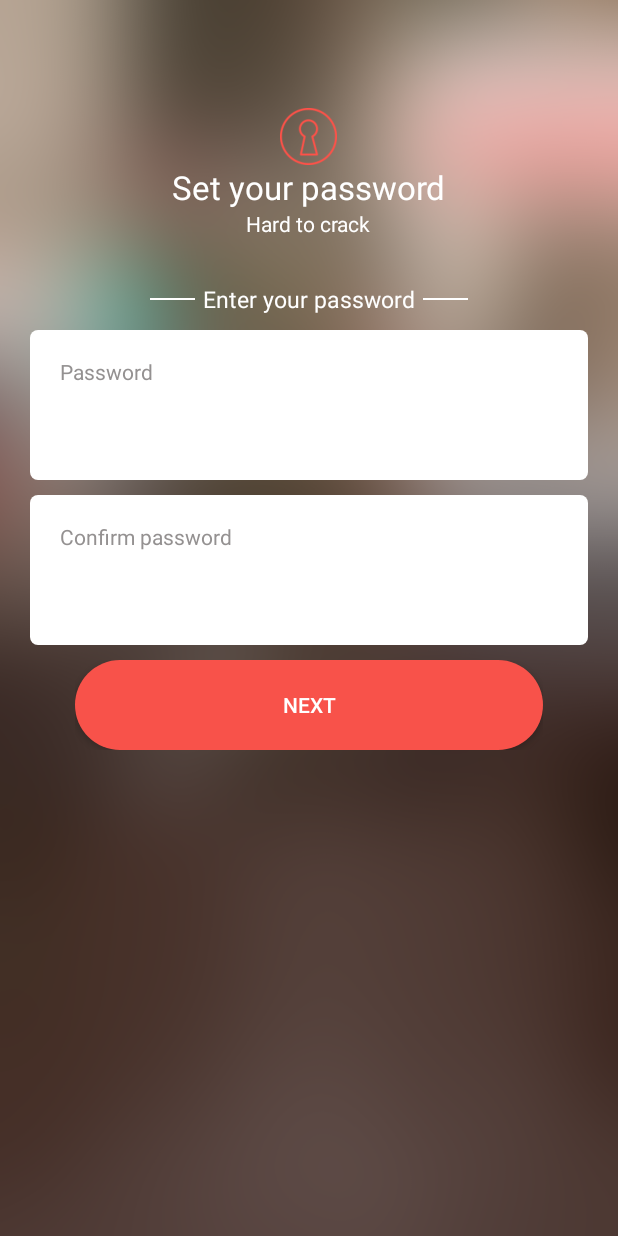
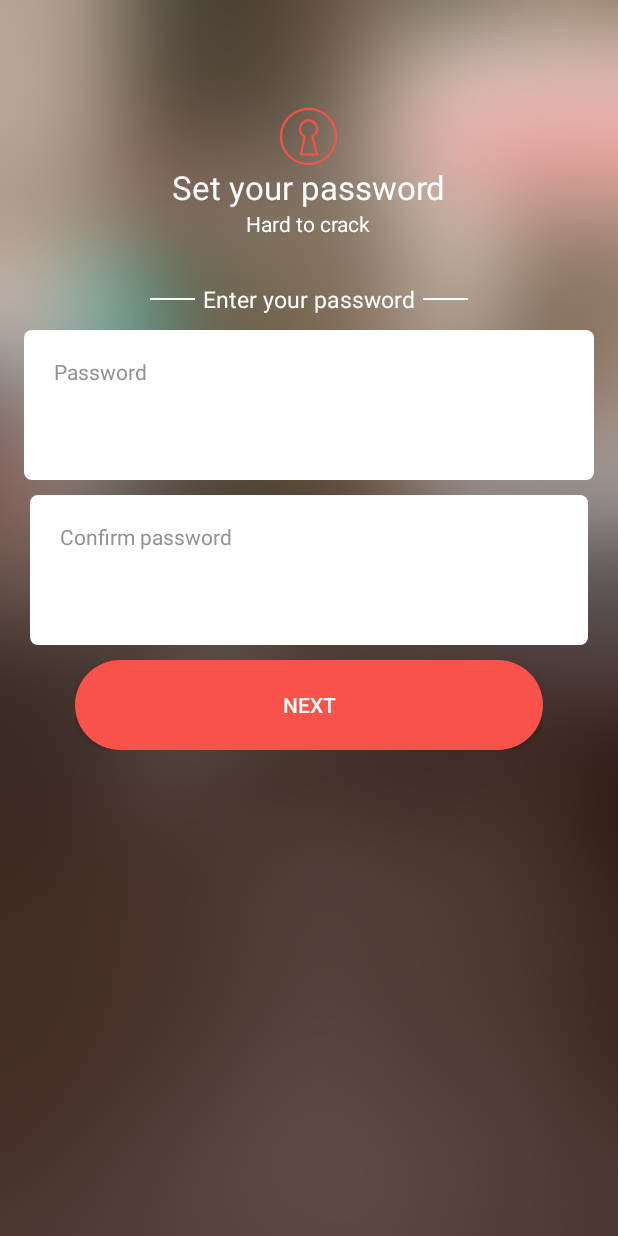
Before and after one commit to laurmihai/Demo, an Android app: the LoginActivity screen opened directly, with no data from a screen before it, after a tap on "NEXT", on a phone screen of 412 x 824 dp. Run offline under Robolectric (Android 15) with nearby library versions, the phone set to English and light mode, and no system bars.

Commit message:
8.7.16 Code review

```diff
--- a/app/src/main/AndroidManifest.xml
+++ b/app/src/main/AndroidManifest.xml
@@ -13,7 +13,8 @@
         android:label="@string/app_name"
         android:supportsRtl="true"
         android:theme="@style/Theme.AppCompat.NoActionBar">
-        <activity android:name=".MainLoginActivity">
+        <activity android:name=".MainLoginActivity"
+            android:theme="@style/Theme.AppCompat.Light.NoActionBar">
             <intent-filter>
                 <action android:name="android.intent.action.MAIN" />
 
--- a/app/src/main/java/com/example/laurentiu/demoproject/LoginActivity.java
+++ b/app/src/main/java/com/example/laurentiu/demoproject/LoginActivity.java
@@ -1,10 +1,8 @@
 package com.example.laurentiu.demoproject;
-
 
 import android.os.Bundle;
 import android.support.v7.app.AppCompatActivity;
 import android.view.View;
-import android.view.WindowManager;
 import android.widget.Button;
 import android.widget.EditText;
 import android.widget.Toast;
@@ -22,29 +20,46 @@ public class LoginActivity extends AppCompatActivity {
     @Override
     protected void onCreate(Bundle savedInstanceState) {
         super.onCreate(savedInstanceState);
-        getWindow().setFlags(WindowManager.LayoutParams.FLAG_FULLSCREEN,
-                WindowManager.LayoutParams.FLAG_FULLSCREEN);
         setContentView(R.layout.activity_login);
 
+      getReferences();
+
+        next.setOnClickListener(new View.OnClickListener() {
+            @Override
+            public void onClick(View view) {
+
+                if(validateFields())
+                {
+                    // TODO: go to next screen
+                }
+            }
+        });
+
+    }
+
+    private  void getReferences()
+    {
         password1 = (EditText) findViewById(R.id.sendPassword1);
         password2 = (EditText) findViewById(R.id.sendPassword2);
 
         next = (Button) findViewById(R.id.next_button);
+    }
 
-        next.setOnClickListener(new View.OnClickListener() {
-            @Override
-            public void onClick(View view) {
-                if ((String.valueOf(password1.getText())).equals(String.valueOf(password2.getText()))
-                        && (String.valueOf(password1.getText()).length() !=0) ){
-                    Toast.makeText(getApplicationContext(), "Sunt egale", Toast.LENGTH_LONG).show();
-                }
-                else{
-                    Toast.makeText(getApplicationContext(), "Nu unt egale", Toast.LENGTH_LONG).show();
-                }
-            }
-        });
+    private boolean validateFields()
+    {
+        if (password1.getText().toString().length() < 8)
+        {
+            Toast.makeText(getApplicationContext(), getResources()
+                    .getString(R.string.error_invalid_password), Toast.LENGTH_LONG).show();
+            return false;
+        }
 
+        if ((String.valueOf(password1.getText())).equals(String.valueOf(password2.getText())))
+        {
+            Toast.makeText(getApplicationContext(), "Passwords does not match", Toast.LENGTH_LONG).show();
+            return false;
+        }
 
-
+        return true;
     }
 }
--- a/app/src/main/java/com/example/laurentiu/demoproject/MainLoginActivity.java
+++ b/app/src/main/java/com/example/laurentiu/demoproject/MainLoginActivity.java
@@ -7,7 +7,6 @@ import android.os.Bundle;
 import android.support.v7.app.AppCompatActivity;
 import android.util.Log;
 import android.view.View;
-import android.view.WindowManager;
 import android.widget.Button;
 import android.widget.EditText;
 import android.widget.Toast;
@@ -24,8 +23,6 @@ public class MainLoginActivity extends AppCompatActivity {
     @Override
     protected void onCreate(Bundle savedInstanceState) {
         super.onCreate(savedInstanceState);
-        getWindow().setFlags(WindowManager.LayoutParams.FLAG_FULLSCREEN,
-                WindowManager.LayoutParams.FLAG_FULLSCREEN);
         setContentView(R.layout.activity_main_login);
         db = new PhoneDatabase(this);
 
--- a/app/src/main/res/layout/activity_login.xml
+++ b/app/src/main/res/layout/activity_login.xml
@@ -81,8 +81,8 @@
         android:layout_width="match_parent"
         android:layout_height="100dp"
         android:layout_below="@+id/relativeLayoutPassword"
-        android:paddingLeft="20dp"
-        android:paddingRight="20dp">
+        android:paddingLeft="@dimen/activity_vertical_margin"
+        android:paddingRight="@dimen/activity_vertical_margin">
 
         <View
             android:layout_width="match_parent"
@@ -107,12 +107,11 @@
             android:layout_alignParentStart="true"
             android:layout_centerVertical="true"
             android:background="@null"
-            android:ems="10"
+            android:singleLine="true"
             android:inputType="textPassword"
             android:maxLength="10"
             android:paddingLeft="20dp"
-            android:textColor="#080808"
-            android:typeface="monospace" />
+            android:textColor="#080808" />
 
     </RelativeLayout>
 
@@ -121,8 +120,8 @@
         android:layout_width="match_parent"
         android:layout_height="100dp"
         android:layout_below="@+id/layout_password1"
-        android:paddingLeft="20dp"
-        android:paddingRight="20dp"
+        android:paddingLeft="@dimen/input_fields_margins"
+        android:paddingRight="@dimen/input_fields_margins"
         android:layout_marginTop="10dp">
 
         <View
--- a/app/src/main/res/layout/activity_main_login.xml
+++ b/app/src/main/res/layout/activity_main_login.xml
@@ -166,8 +166,4 @@
         android:background="@android:color/transparent"
         android:contextClickable="true"
         android:textAllCaps="false"/>
-
-
-
-
 </RelativeLayout>
--- a/app/src/main/res/values/dimens.xml
+++ b/app/src/main/res/values/dimens.xml
@@ -2,4 +2,5 @@
     <!-- Default screen margins, per the Android Design guidelines. -->
     <dimen name="activity_horizontal_margin">16dp</dimen>
     <dimen name="activity_vertical_margin">16dp</dimen>
+    <dimen name="input_fields_margins">20dp</dimen>
 </resources>
```
